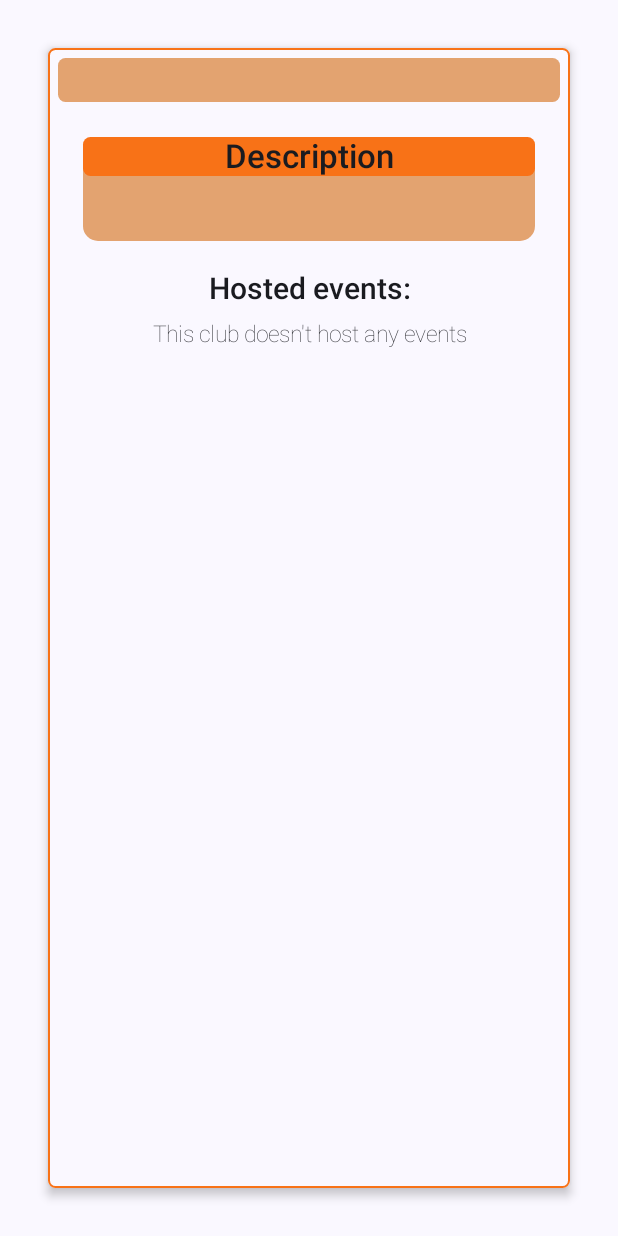
After one commit to foivos-laz/Mobile_Computing_Project, an Android app built with Jetpack Compose: the composable ClubDetailsPage called with empty values, on a phone screen of 412 x 824 dp. The commit adds this screen. Run offline under Robolectric (Android 15) with nearby library versions, the phone set to English and light mode, and no system bars; our stand-ins replace Firebase (no records; nobody signed in at launch, a user with empty details on screens opened directly); 1 statement that could not run was skipped.

Commit message:
Tenth commit

```diff
--- a/app/src/main/java/com/example/mobilecomputingassignment/AppNavigation.kt
+++ b/app/src/main/java/com/example/mobilecomputingassignment/AppNavigation.kt
@@ -7,6 +7,7 @@ import androidx.navigation.compose.NavHost
 import androidx.navigation.compose.composable
 import androidx.navigation.compose.rememberNavController
 import com.example.mobilecomputingassignment.model.EventModel
+import com.example.mobilecomputingassignment.pages.ClubDetailsPage
 import com.example.mobilecomputingassignment.pages.EventDetailsPage
 import com.example.mobilecomputingassignment.screen.AuthScreen
 import com.example.mobilecomputingassignment.screen.HomeScreen
@@ -55,6 +56,10 @@ fun AppNavigation(modifier: Modifier = Modifier) {
             var eventID = it.arguments?.getString("uid")
             EventDetailsPage(modifier, eventID?:"")
         }
+        composable(Routes.clubdetailspage+"{uid}") {
+            var clubID = it.arguments?.getString("uid")
+            ClubDetailsPage(modifier, clubID?:"")
+        }
     })
 }
 
--- a/app/src/main/java/com/example/mobilecomputingassignment/Routes.kt
+++ b/app/src/main/java/com/example/mobilecomputingassignment/Routes.kt
@@ -7,4 +7,5 @@ object Routes {
     var homescreen = "HomeScreen"
     var namechangescreen = "NameChangeScreen"
     var eventdetailspage = "EventDetailsPage"
+    var clubdetailspage = "ClubDetailsPage"
 }
--- /dev/null
+++ b/app/src/main/java/com/example/mobilecomputingassignment/components/ClubsHostedEventsView.kt
@@ -0,0 +1,119 @@
+package com.example.mobilecomputingassignment.components
+
+import androidx.compose.foundation.layout.Spacer
+import androidx.compose.foundation.layout.fillMaxWidth
+import androidx.compose.foundation.layout.height
+import androidx.compose.foundation.lazy.LazyColumn
+import androidx.compose.foundation.lazy.LazyRow
+import androidx.compose.foundation.lazy.items
+import androidx.compose.material3.Text
+import androidx.compose.runtime.Composable
+import androidx.compose.runtime.DisposableEffect
+import androidx.compose.runtime.LaunchedEffect
+import androidx.compose.runtime.mutableStateListOf
+import androidx.compose.runtime.mutableStateOf
+import androidx.compose.runtime.remember
+import androidx.compose.ui.Modifier
+import androidx.compose.ui.res.stringResource
+import androidx.compose.ui.text.TextStyle
+import androidx.compose.ui.text.font.FontWeight
+import androidx.compose.ui.text.style.TextAlign
+import androidx.compose.ui.unit.dp
+import androidx.compose.ui.unit.sp
+import com.example.mobilecomputingassignment.R
+import com.example.mobilecomputingassignment.model.ClubModel
+import com.example.mobilecomputingassignment.model.EventModel
+import com.google.firebase.Firebase
+import com.google.firebase.firestore.FieldPath
+import com.google.firebase.firestore.ListenerRegistration
+import com.google.firebase.firestore.firestore
+
+@Composable
+fun ClubsHostedEvents(modifier: Modifier = Modifier, clubID : String) {
+    val eventsList = remember { mutableStateOf<List<EventModel>>(emptyList()) }
+    val noHostedEvents = remember { mutableStateOf(true) }
+    val eventListeners = remember { mutableStateListOf<ListenerRegistration>() }
+    val tempEvents = remember { mutableStateListOf<EventModel>() } // FIXED
+
+    DisposableEffect(clubID) {
+        val firestore = Firebase.firestore
+
+        val clubListener = firestore.collection("clubs").document(clubID)
+            .addSnapshotListener { snapshot, error ->
+                if (error != null || snapshot == null || !snapshot.exists()) {
+                    eventsList.value = emptyList()
+                    noHostedEvents.value = true
+                    return@addSnapshotListener
+                }
+
+                val club = snapshot.toObject(ClubModel::class.java)
+                val clubEventIds = club?.eventList ?: emptyList()
+
+                eventListeners.forEach { it.remove() }
+                eventListeners.clear()
+                tempEvents.clear()
+
+                if (clubEventIds.isEmpty()) {
+                    eventsList.value = emptyList()
+                    noHostedEvents.value = true
+                    return@addSnapshotListener
+                }
+
+                clubEventIds.forEach { eventId ->
+                    val listener = firestore.collection("events").document(eventId)
+                        .addSnapshotListener { eventSnapshot, eventError ->
+                            if (eventError != null || eventSnapshot == null || !eventSnapshot.exists()) return@addSnapshotListener
+
+                            val event = eventSnapshot.toObject(EventModel::class.java)?.apply {
+                                id = eventSnapshot.id
+                            }
+
+                            event?.let {
+                                val index = tempEvents.indexOfFirst { it.id == event.id }
+                                if (index != -1) {
+                                    tempEvents[index] = it
+                                } else {
+                                    tempEvents.add(it)
+                                }
+
+                                // Sort if needed
+                                tempEvents.sortBy { it.date }
+                                eventsList.value = tempEvents.toList()
+                                noHostedEvents.value = tempEvents.isEmpty()
+                            }
+                        }
+
+                    eventListeners.add(listener)
+                }
+            }
+
+        onDispose {
+            clubListener.remove()
+            eventListeners.forEach { it.remove() }
+            eventListeners.clear()
+            tempEvents.clear()
+        }
+    }
+
+    if(!noHostedEvents.value){
+        LazyRow(modifier = Modifier// This gives height constraints
+            .fillMaxWidth()
+        ) {
+            items(eventsList.value){item->
+                EventAccountItem(event = item)
+                Spacer(modifier = Modifier.height(10.dp))
+            }
+        }
+    }
+    else{
+        Text(text = stringResource(id = R.string.clubdetailspage_nohostedevents_text),
+            modifier = Modifier.fillMaxWidth(),
+            textAlign = TextAlign.Center,
+            style = TextStyle(
+                fontSize = 15.sp,
+                fontWeight = FontWeight.Thin
+            )
+        )
+    }
+
+}
--- a/app/src/main/java/com/example/mobilecomputingassignment/model/ClubModel.kt
+++ b/app/src/main/java/com/example/mobilecomputingassignment/model/ClubModel.kt
@@ -1,6 +1,4 @@
 package com.example.mobilecomputingassignment.model
-
-import com.google.firebase.Timestamp
 
 data class ClubModel(
     val description : String = "",
--- /dev/null
+++ b/app/src/main/java/com/example/mobilecomputingassignment/pages/ClubDetailsPage.kt
@@ -0,0 +1,156 @@
+package com.example.mobilecomputingassignment.pages
+
+import android.util.Log
+import androidx.compose.foundation.BorderStroke
+import androidx.compose.foundation.background
+import androidx.compose.foundation.layout.Arrangement
+import androidx.compose.foundation.layout.Column
+import androidx.compose.foundation.layout.Row
+import androidx.compose.foundation.layout.Spacer
+import androidx.compose.foundation.layout.fillMaxSize
+import androidx.compose.foundation.layout.fillMaxWidth
+import androidx.compose.foundation.layout.height
+import androidx.compose.foundation.layout.padding
+import androidx.compose.foundation.layout.width
+import androidx.compose.foundation.rememberScrollState
+import androidx.compose.foundation.shape.RoundedCornerShape
+import androidx.compose.foundation.verticalScroll
+import androidx.compose.material3.Button
+import androidx.compose.material3.ButtonDefaults
+import androidx.compose.material3.Card
+import androidx.compose.material3.CardDefaults
+import androidx.compose.material3.MaterialTheme
+import androidx.compose.material3.OutlinedButton
+import androidx.compose.material3.Text
+import androidx.compose.runtime.Composable
+import androidx.compose.runtime.LaunchedEffect
+import androidx.compose.runtime.getValue
+import androidx.compose.runtime.mutableStateOf
+import androidx.compose.runtime.remember
+import androidx.compose.runtime.setValue
+import androidx.compose.ui.Alignment
+import androidx.compose.ui.Modifier
+import androidx.compose.ui.graphics.Color
+import androidx.compose.ui.platform.LocalContext
+import androidx.compose.ui.res.stringResource
+import androidx.compose.ui.text.TextStyle
+import androidx.compose.ui.text.font.FontWeight
+import androidx.compose.ui.text.style.TextAlign
+import androidx.compose.ui.unit.dp
+import androidx.compose.ui.unit.sp
+import com.example.mobilecomputingassignment.AppUtil
+import com.example.mobilecomputingassignment.R
+import com.example.mobilecomputingassignment.components.ClubsHostedEvents
+import com.example.mobilecomputingassignment.components.EventsAccountVolunteeringView
+import com.example.mobilecomputingassignment.model.ClubModel
+import com.example.mobilecomputingassignment.model.EventModel
+import com.google.firebase.Firebase
+import com.google.firebase.auth.FirebaseAuth
+import com.google.firebase.firestore.FieldValue
+import com.google.firebase.firestore.FirebaseFirestore
+import com.google.firebase.firestore.firestore
+import kotlinx.coroutines.tasks.await
+import java.text.SimpleDateFormat
+import java.util.Locale
+
+@Composable
+fun ClubDetailsPage(modifier: Modifier = Modifier, clubID : String) {
+    var club by remember{
+        mutableStateOf(ClubModel())
+    }
+
+    LaunchedEffect(key1 = Unit) {
+        Firebase.firestore.collection("clubs").document(clubID).get()
+            .addOnCompleteListener {
+                if(it.isSuccessful){
+                    var result = it.result.toObject(ClubModel::class.java)
+                    if(result!=null){
+                        result.id = it.result.id
+                        club = result
+                    }
+                }
+            }
+    }
+
+    var context = LocalContext.current
+
+    Card(
+        modifier = Modifier.fillMaxWidth().padding(32.dp),
+        shape = RoundedCornerShape(5.dp),
+        elevation = CardDefaults.cardElevation(4.dp),
+        border = BorderStroke(1.dp, Color(0xFFF87217)),
+        colors = CardDefaults.cardColors(containerColor = MaterialTheme.colorScheme.surface)
+    ){
+        val scrollState = rememberScrollState()
+
+        //Event Name Area, doesn't scroll with the rest
+        Column(modifier = Modifier.fillMaxSize().padding(3.dp),
+            verticalArrangement = Arrangement.Top,
+            horizontalAlignment = Alignment.CenterHorizontally){
+            Column(modifier = Modifier.fillMaxWidth().padding(3.dp)
+                .background(Color(0xFFE3A370), shape = RoundedCornerShape(5.dp)),
+                verticalArrangement = Arrangement.Center,
+                horizontalAlignment = Alignment.CenterHorizontally){
+                Text(text = club.name, modifier = Modifier,
+                    style = TextStyle(
+                        fontSize = 25.sp,
+                        fontWeight = FontWeight.SemiBold
+                    ))
+            }
+
+            //For the rest of the events content
+            Column (
+                modifier = Modifier
+                    .verticalScroll(scrollState)
+                    .fillMaxSize()
+            ){
+                //The are of the rest of the information
+                Column( modifier = Modifier.padding(20.dp)
+                    ,verticalArrangement = Arrangement.Center,
+                    horizontalAlignment = Alignment.CenterHorizontally) {
+                    //Description
+                    Column(modifier = Modifier.fillMaxWidth()
+                        .background(Color(0xFFE3A370), shape = RoundedCornerShape(10.dp)),
+                        verticalArrangement = Arrangement.Center,
+                        horizontalAlignment = Alignment.CenterHorizontally){
+                        Text(text = stringResource(id = R.string.eventdetailspage_description), modifier = Modifier
+                            .background(Color(0xFFF87217), shape = RoundedCornerShape(5.dp)).fillMaxWidth(),
+                            textAlign = TextAlign.Center,
+                            style = TextStyle(
+                                fontSize = 22.sp,
+                                fontWeight = FontWeight.SemiBold,
+                            ))
+
+                        //Spacer(modifier = Modifier.height(10.dp))
+
+                        Text(text = club.description, modifier = Modifier.padding(10.dp),
+                            textAlign = TextAlign.Justify,
+                            style = TextStyle(
+                                fontSize = 20.sp,
+                                fontWeight = FontWeight.Normal
+
+                            ))
+                    }
+
+                    Spacer(modifier = Modifier.height(20.dp))
+
+                    //The events list hosted by the club
+                    Column (modifier = Modifier.fillMaxWidth()){
+                        Text(text = stringResource(id = R.string.clubdetailpage_hostedevents_text),
+                            modifier = Modifier.fillMaxWidth(),
+                            textAlign = TextAlign.Center,
+                            style = TextStyle(
+                                fontSize = 20.sp,
+                                fontWeight = FontWeight.SemiBold
+                            ))
+
+                        Spacer(modifier = Modifier.height(10.dp))
+
+                        ClubsHostedEvents(modifier, clubID)
+                    }
+
+                }
+            }
+        }
+    }
+}
--- a/app/src/main/java/com/example/mobilecomputingassignment/pages/EventDetailsPage.kt
+++ b/app/src/main/java/com/example/mobilecomputingassignment/pages/EventDetailsPage.kt
@@ -190,16 +190,16 @@ fun EventDetailsPage(modifier: Modifier = Modifier, eventID : String) {
                             .background(Color(0xFFF87217), shape = RoundedCornerShape(5.dp)).fillMaxWidth(),
                             textAlign = TextAlign.Center,
                             style = TextStyle(
-                                fontSize = 20.sp,
+                                fontSize = 22.sp,
                                 fontWeight = FontWeight.SemiBold,
                             ))
 
-                        Spacer(modifier = Modifier.height(10.dp))
+                        //Spacer(modifier = Modifier.height(10.dp))
 
                         Text(text = event.description, modifier = Modifier.padding(10.dp),
                             textAlign = TextAlign.Justify,
                             style = TextStyle(
-                                fontSize = 15.sp,
+                                fontSize = 20.sp,
                                 fontWeight = FontWeight.Normal
 
                             ))
--- a/app/src/main/res/values/strings.xml
+++ b/app/src/main/res/values/strings.xml
@@ -41,4 +41,6 @@
     <string name="accountpage_volunteeringin_text">Volunteering in:</string>
     <string name="accountpage_notvolunteering_text">You are not volunteering in any events</string>
     <string name="eventdetailspage_pricefree_text">Free</string>
+    <string name="clubdetailspage_nohostedevents_text">This club doesn\'t host any events</string>
+    <string name="clubdetailpage_hostedevents_text">Hosted events:</string>
 </resources>
```
Also changed, not shown: app/src/main/java/com/example/mobilecomputingassignment/components/ClubsView.kt (added, +87 -0 lines), app/src/main/java/com/example/mobilecomputingassignment/pages/ClubsPage.kt (+14 -0 lines), 2 other files.
